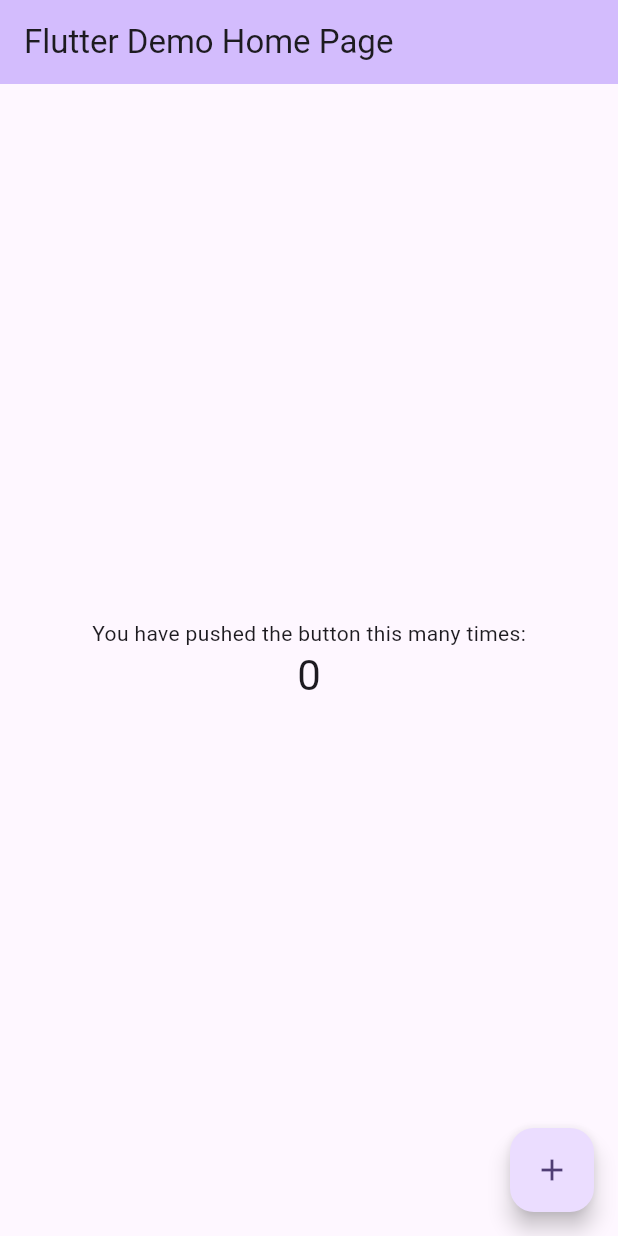
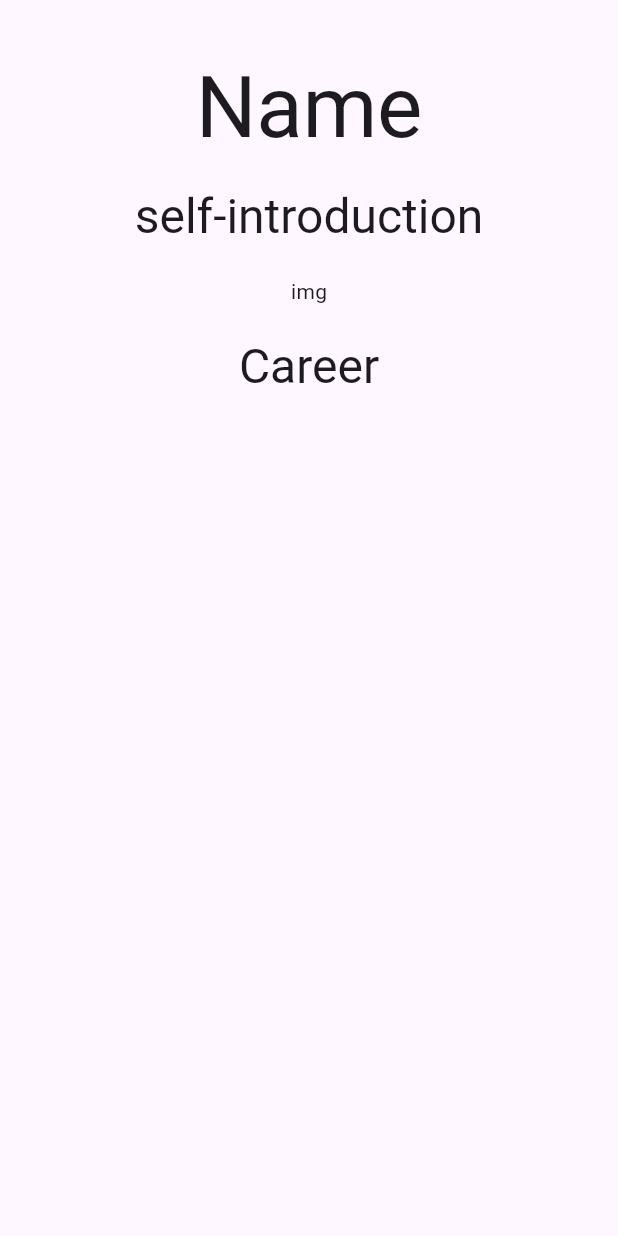
Before and after one commit to watnows/hackathon-2003-TeamE, a Flutter app: the screen it shows after launch, on a phone screen of 412 x 824 dp. Run offline on Flutter 3.47's test engine with Material 2 defaults, Android fonts, the phone set to English and light mode, and no system bars; our stand-ins replace gap.

Commit message:
add: homepage

```diff
--- a/pupigon/lib/main.dart
+++ b/pupigon/lib/main.dart
@@ -1,4 +1,5 @@
 import 'package:flutter/material.dart';
+import 'package:gap/gap.dart';
 
 void main() {
   runApp(const MyApp());
@@ -7,119 +8,52 @@ void main() {
 class MyApp extends StatelessWidget {
   const MyApp({super.key});
 
-  // This widget is the root of your application.
   @override
   Widget build(BuildContext context) {
     return MaterialApp(
       title: 'Flutter Demo',
       theme: ThemeData(
-        // This is the theme of your application.
-        //
-        // TRY THIS: Try running your application with "flutter run". You'll see
-        // the application has a blue toolbar. Then, without quitting the app,
-        // try changing the seedColor in the colorScheme below to Colors.green
-        // and then invoke "hot reload" (save your changes or press the "hot
-        // reload" button in a Flutter-supported IDE, or press "r" if you used
-        // the command line to start the app).
-        //
-        // Notice that the counter didn't reset back to zero; the application
-        // state is not lost during the reload. To reset the state, use hot
-        // restart instead.
-        //
-        // This works for code too, not just values: Most code changes can be
-        // tested with just a hot reload.
         colorScheme: ColorScheme.fromSeed(seedColor: Colors.deepPurple),
         useMaterial3: true,
       ),
-      home: const MyHomePage(title: 'Flutter Demo Home Page'),
+      home: const HomePage(),
     );
   }
 }
 
-class MyHomePage extends StatefulWidget {
-  const MyHomePage({super.key, required this.title});
-
-  // This widget is the home page of your application. It is stateful, meaning
-  // that it has a State object (defined below) that contains fields that affect
-  // how it looks.
-
-  // This class is the configuration for the state. It holds the values (in this
-  // case the title) provided by the parent (in this case the App widget) and
-  // used by the build method of the State. Fields in a Widget subclass are
-  // always marked "final".
-
-  final String title;
-
-  @override
-  State<MyHomePage> createState() => _MyHomePageState();
-}
-
-class _MyHomePageState extends State<MyHomePage> {
-  int _counter = 0;
-
-  void _incrementCounter() {
-    setState(() {
-      // This call to setState tells the Flutter framework that something has
-      // changed in this State, which causes it to rerun the build method below
-      // so that the display can reflect the updated values. If we changed
-      // _counter without calling setState(), then the build method would not be
-      // called again, and so nothing would appear to happen.
-      _counter++;
-    });
-  }
+class HomePage extends StatelessWidget {
+  const HomePage({super.key});
 
   @override
   Widget build(BuildContext context) {
-    // This method is rerun every time setState is called, for instance as done
-    // by the _incrementCounter method above.
-    //
-    // The Flutter framework has been optimized to make rerunning build methods
-    // fast, so that you can just rebuild anything that needs updating rather
-    // than having to individually change instances of widgets.
     return Scaffold(
-      appBar: AppBar(
-        // TRY THIS: Try changing the color here to a specific color (to
-        // Colors.amber, perhaps?) and trigger a hot reload to see the AppBar
-        // change color while the other colors stay the same.
-        backgroundColor: Theme.of(context).colorScheme.inversePrimary,
-        // Here we take the value from the MyHomePage object that was created by
-        // the App.build method, and use it to set our appbar title.
-        title: Text(widget.title),
-      ),
-      body: Center(
-        // Center is a layout widget. It takes a single child and positions it
-        // in the middle of the parent.
+      body: SizedBox(
+        width: MediaQuery.of(context).size.width,
         child: Column(
-          // Column is also a layout widget. It takes a list of children and
-          // arranges them vertically. By default, it sizes itself to fit its
-          // children horizontally, and tries to be as tall as its parent.
-          //
-          // Column has various properties to control how it sizes itself and
-          // how it positions its children. Here we use mainAxisAlignment to
-          // center the children vertically; the main axis here is the vertical
-          // axis because Columns are vertical (the cross axis would be
-          // horizontal).
-          //
-          // TRY THIS: Invoke "debug painting" (choose the "Toggle Debug Paint"
-          // action in the IDE, or press "p" in the console), to see the
-          // wireframe for each widget.
-          mainAxisAlignment: MainAxisAlignment.center,
-          children: <Widget>[
-            const Text(
-              'You have pushed the button this many times:',
+          crossAxisAlignment: CrossAxisAlignment.center,
+          children: [
+            const Gap(40),
+            Text(
+              'Name',
+              style: Theme.of(context).textTheme.displayLarge,
             ),
+            Gap(20),
             Text(
-              '$_counter',
-              style: Theme.of(context).textTheme.headlineMedium,
+              'self-introduction',
+              style: Theme.of(context).textTheme.headlineLarge,
+            ),
+            Gap(20),
+            Text(
+              'img',
+            ),
+            Gap(20),
+            Text(
+              'Career',
+              style: Theme.of(context).textTheme.headlineLarge,
             ),
           ],
         ),
       ),
-      floatingActionButton: FloatingActionButton(
-        onPressed: _incrementCounter,
-        tooltip: 'Increment',
-        child: const Icon(Icons.add),
-      ), // This trailing comma makes auto-formatting nicer for build methods.
     );
   }
 }
```
